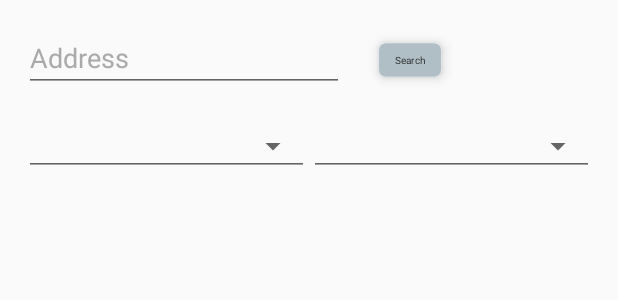
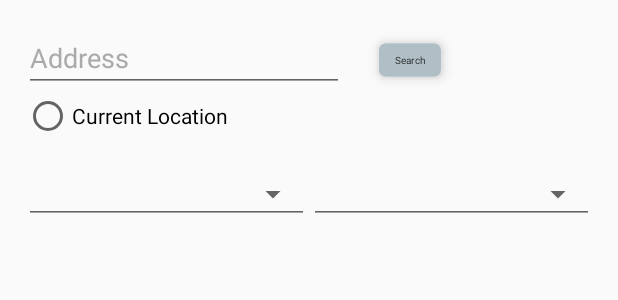
Before and after one commit to anto004/Rent-likeme, an Android app: the layout rental_list.xml on its own in the app's theme, with its tools: preview values and no code run, on a phone screen of 412 x 824 dp. Shown: the top 300 px of the screen. Run offline under Robolectric (Android 15) with nearby library versions, the phone set to English and light mode, and no system bars.

Commit message:
Getting Location From Address, using Geocoder

```diff
--- a/app/src/main/AndroidManifest.xml
+++ b/app/src/main/AndroidManifest.xml
@@ -31,6 +31,8 @@
                 android:name="android.support.PARENT_ACTIVITY"
                 android:value="app.rent_likeme.com.rent_likeme.RentalListActivity" />
         </activity>
+
+        <service android:name=".map.GeocoderAddressService" />
     </application>
 
 </manifest>
--- a/app/src/main/java/app/rent_likeme/com/rent_likeme/RentalFetcher.java
+++ b/app/src/main/java/app/rent_likeme/com/rent_likeme/RentalFetcher.java
@@ -11,7 +11,7 @@ import java.io.InputStreamReader;
 import java.net.HttpURLConnection;
 import java.net.URL;
 
-import app.rent_likeme.com.rent_likeme.Utility.JSONHelper;
+import app.rent_likeme.com.rent_likeme.util.JSONHelper;
 
 import static app.rent_likeme.com.rent_likeme.RentalListActivity.LOG_TAG;
 
--- a/app/src/main/java/app/rent_likeme/com/rent_likeme/Utility/JSONHelper.java
+++ b/app/src/main/java/app/rent_likeme/com/rent_likeme/util/JSONHelper.java
@@ -1,4 +1,4 @@
-package app.rent_likeme.com.rent_likeme.Utility;
+package app.rent_likeme.com.rent_likeme.util;
 
 import android.util.Log;
 
--- a/app/src/main/java/app/rent_likeme/com/rent_likeme/Utility/Utility.java
+++ b/app/src/main/java/app/rent_likeme/com/rent_likeme/util/Utility.java
@@ -1,4 +1,4 @@
-package app.rent_likeme.com.rent_likeme.Utility;
+package app.rent_likeme.com.rent_likeme.util;
 
 import java.text.SimpleDateFormat;
 import java.util.Locale;
@@ -11,4 +11,5 @@ public class Utility {
     public static SimpleDateFormat getDateFormat(){
         return new SimpleDateFormat("EEE, MMM d, ''yy", Locale.US);
     }
+
 }
--- a/app/src/main/res/layout/rental_list.xml
+++ b/app/src/main/res/layout/rental_list.xml
@@ -21,7 +21,7 @@
         android:textColorLink="@color/common_google_signin_btn_text_dark_focused" />
 
     <Button
-        android:id="@+id/search_button"
+        android:id="@+id/rental_search_button"
         style="@style/RentalButton"
         android:layout_width="wrap_content"
         android:layout_height="wrap_content"
@@ -29,11 +29,19 @@
         android:stateListAnimator="@animator/button_anim"
         android:text="Search" />
 
+
+    <RadioButton
+        android:id="@+id/current_loc_radio_button"
+        android:layout_width="wrap_content"
+        android:layout_height="wrap_content"
+        android:layout_below="@+id/address_editText"
+        android:text="Current Location" />
+
     <LinearLayout
         android:id="@+id/date_linearlayout"
         android:layout_width="match_parent"
         android:layout_height="wrap_content"
-        android:layout_below="@id/address_editText"
+        android:layout_below="@id/current_loc_radio_button"
         android:layout_marginBottom="16dp"
         android:layout_marginTop="16dp"
         android:orientation="horizontal">
@@ -70,4 +78,12 @@
 
     </android.support.v7.widget.RecyclerView>
 
+    <ProgressBar
+        android:id="@+id/progressBar"
+        style="@style/Widget.AppCompat.ProgressBar"
+        android:layout_width="wrap_content"
+        android:layout_height="wrap_content"
+        android:layout_centerHorizontal="true"
+        android:layout_centerInParent="true"
+        android:visibility="invisible" />
 </RelativeLayout>
```
Also changed, not shown: app/src/main/java/app/rent_likeme/com/rent_likeme/RentalListActivity.java (+75 -19 lines), app/src/main/java/app/rent_likeme/com/rent_likeme/map/GeocoderAddressService.java (added, +98 -0 lines).
